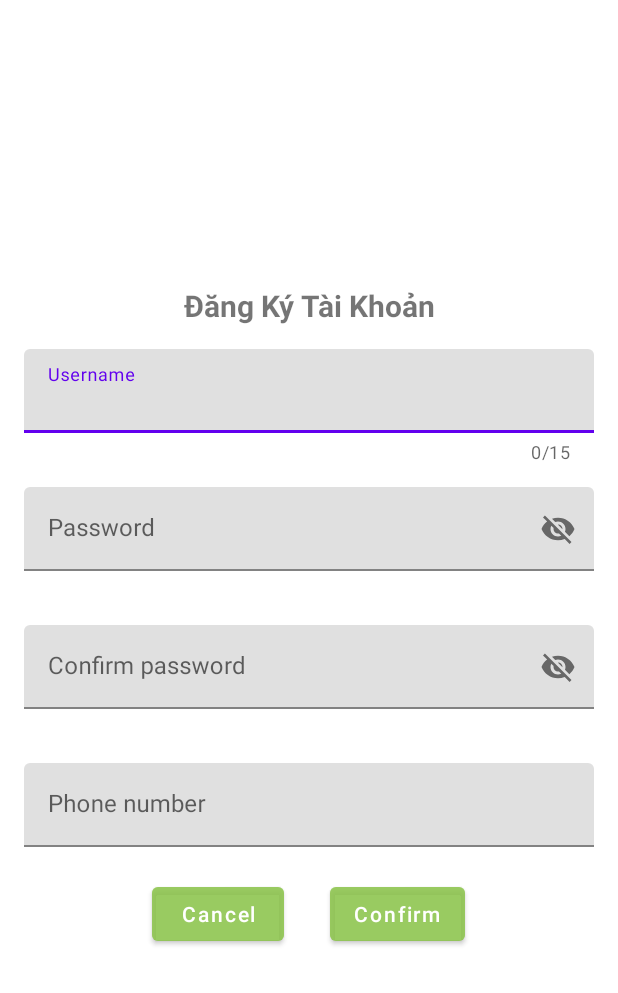
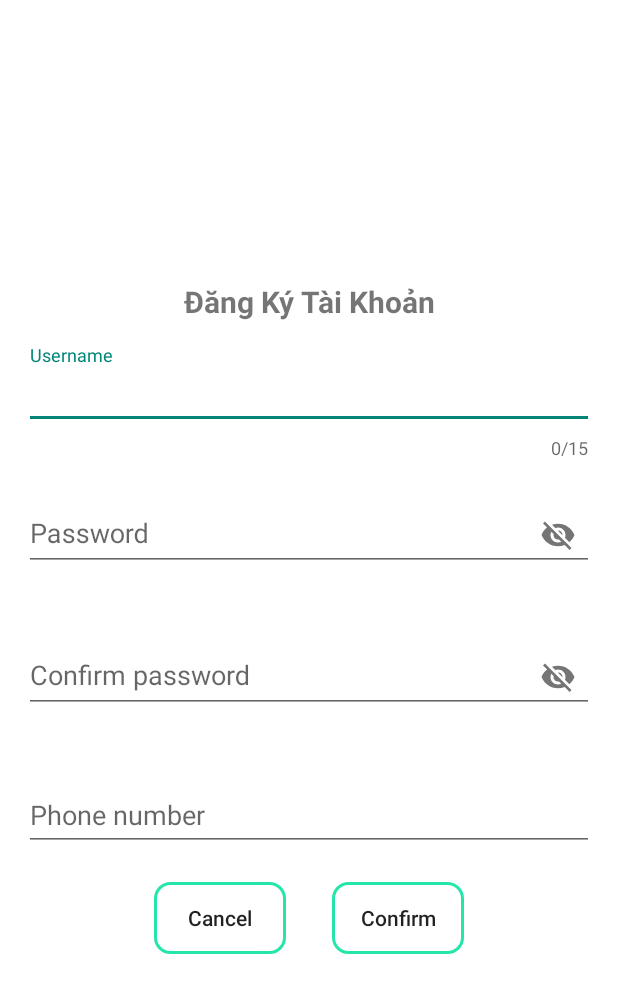
Before and after one commit to 90-TinhMercedes/HIT_Android, an Android app: the layout dialog_dangky.xml on its own in the app's theme, with its tools: preview values and no code run, on a phone screen of 412 x 824 dp. Shown: the top 993 px of the screen. Run offline under Robolectric (Android 15) with nearby library versions, the phone set to English and light mode, and no system bars.

Commit message:
Android Update

```diff
--- a/Homework/Day 04/League of Legends Shop/app/src/main/java/com/example/leagueoflegendsshop/MainActivity.java
+++ b/Homework/Day 04/League of Legends Shop/app/src/main/java/com/example/leagueoflegendsshop/MainActivity.java
@@ -49,9 +49,6 @@ public class MainActivity extends AppCompatActivity {
         btnDangKy = (Button) findViewById(R.id.btnDangKy);
         prgbCreateAccount = (ProgressBar) findViewById(R.id.prgbCreateAccount);
         prgbCreateAccount.setVisibility(View.INVISIBLE);
-
-        ActionBar actionBar = getSupportActionBar();
-        actionBar.hide();
 
         dialogDangKy = new Dialog(MainActivity.this);
         dialogDangKy.setContentView(R.layout.dialog_dangky);
--- /dev/null
+++ b/Homework/Day 04/League of Legends Shop/app/src/main/res/drawable/button_custom.xml
@@ -0,0 +1,6 @@
+<?xml version="1.0" encoding="utf-8"?>
+<shape xmlns:android="http://schemas.android.com/apk/res/android"
+    android:shape="rectangle">
+    <solid android:color="#20FD8F"/>
+    <corners android:radius="15dp"/>
+</shape>
--- /dev/null
+++ b/Homework/Day 04/League of Legends Shop/app/src/main/res/drawable/button_dang_ky.xml
@@ -0,0 +1,8 @@
+<?xml version="1.0" encoding="utf-8"?>
+<shape xmlns:android="http://schemas.android.com/apk/res/android"
+    android:shape="rectangle">
+    <stroke android:color="#25E6AA" android:width="2dp"/>
+    <corners android:radius="10dp"/>
+
+
+</shape>
--- a/Homework/Day 04/League of Legends Shop/app/src/main/res/drawable/custom_background_dangky.xml
+++ b/Homework/Day 04/League of Legends Shop/app/src/main/res/drawable/custom_background_dangky.xml
@@ -1,7 +1,7 @@
 <?xml version="1.0" encoding="utf-8"?>
 <shape xmlns:android="http://schemas.android.com/apk/res/android">
-    <solid android:color="@color/material_on_primary_emphasis_medium"/>
-    <corners android:radius="12dp"/>
+    <solid android:color="@color/material_on_primary_emphasis_high_type"/>
+    <corners android:radius="10dp"/>
 
 
 </shape>
--- a/Homework/Day 04/League of Legends Shop/app/src/main/res/layout/dialog_dangky.xml
+++ b/Homework/Day 04/League of Legends Shop/app/src/main/res/layout/dialog_dangky.xml
@@ -84,7 +84,7 @@
         android:orientation="horizontal">
 
         <Button
-            android:backgroundTint="#A18BC34A"
+            android:background="@drawable/button_dang_ky"
             android:id="@+id/btnCancel"
             android:layout_width="wrap_content"
             android:layout_height="wrap_content"
@@ -93,7 +93,7 @@
             android:textAllCaps="false" />
 
         <Button
-            android:backgroundTint="#A18BC34A"
+            android:background="@drawable/button_dang_ky"
             android:id="@+id/btnConfirm"
             android:layout_width="wrap_content"
             android:layout_height="wrap_content"
--- a/Homework/Day 04/League of Legends Shop/app/src/main/res/values/themes.xml
+++ b/Homework/Day 04/League of Legends Shop/app/src/main/res/values/themes.xml
@@ -1,6 +1,6 @@
 <resources xmlns:tools="http://schemas.android.com/tools">
     <!-- Base application theme. -->
-    <style name="Theme.LeagueOfLegendsShop" parent="Theme.MaterialComponents.DayNight.DarkActionBar">
+    <style name="Theme.LeagueOfLegendsShop" parent="Theme.AppCompat.Light.NoActionBar">
         <!-- Primary brand color. -->
         <item name="colorPrimary">@color/purple_500</item>
         <item name="colorPrimaryVariant">@color/purple_700</item>
```
Also changed, not shown: Homework/Day 04/League of Legends Shop/app/src/main/res/layout/activity_main.xml (+34 -37 lines).
